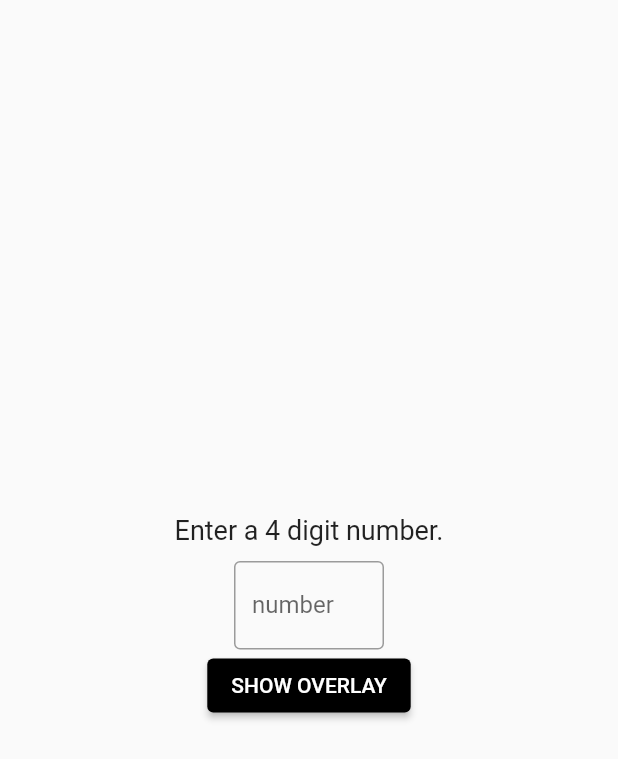
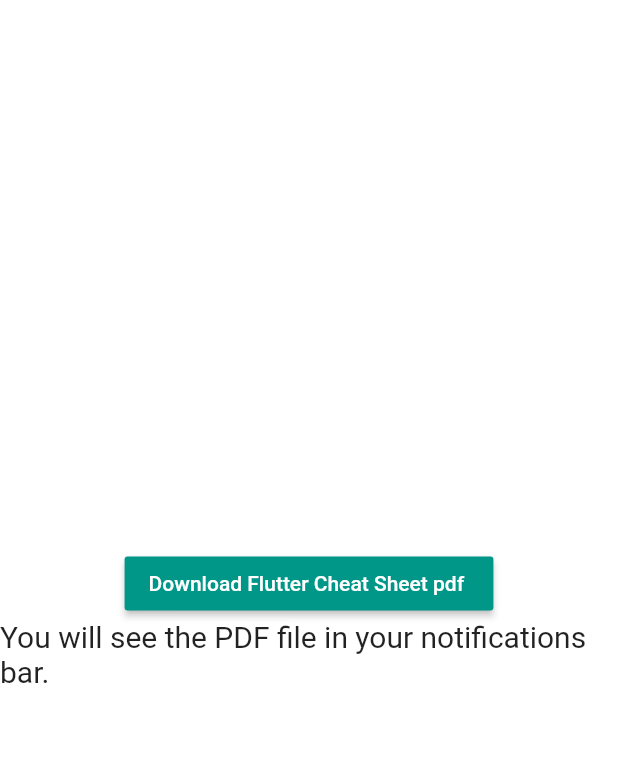
Before and after one commit to Frankdroid7/Flutter-Playground, a Flutter app: the screen it shows after launch, on a phone screen of 412 x 824 dp. Shown: the top 759 px of the screen. Run offline on Flutter 3.47's test engine with Material 2 defaults, Android fonts, the phone set to English and light mode, and no system bars; our stand-ins replace permission_handler, webview_flutter; missing offline and left inert: flutter_downloader, flutter_vlc_player.

Commit message:
Pushed DownloadFilePlayground

```diff
--- a/lib/BottomSheetPlayground/BottomSheetPlayground.dart
+++ b/lib/BottomSheetPlayground/BottomSheetPlayground.dart
@@ -1,6 +1,5 @@
 import 'package:flutter/material.dart';
 import 'package:flutter/services.dart';
-import 'package:flutter_playground/main.dart';
 
 class BottomSheetPlayground extends StatelessWidget {
   final TextEditingController _txtCtrl = TextEditingController();
@@ -79,7 +78,7 @@ revealModalBottomSheet({
         return Builder(
           builder: (context) {
             return Container(
-              height: deviceHeight * i / 10,
+              height: MediaQuery.of(context).size.height * i / 10,
               child: Padding(
                 padding: const EdgeInsets.symmetric(vertical: 12.0),
                 child: Column(
--- /dev/null
+++ b/lib/DownloadFilePlayground/DownloadFilePlayground.dart
@@ -0,0 +1,60 @@
+import 'dart:convert';
+import 'dart:io';
+import 'package:flutter/material.dart';
+import 'package:flutter_downloader/flutter_downloader.dart';
+import 'package:http/http.dart' as http;
+import 'package:path_provider/path_provider.dart';
+import 'package:permission_handler/permission_handler.dart';
+
+class DownloadFilePlayground extends StatefulWidget {
+  @override
+  _DownloadFilePlaygroundState createState() => _DownloadFilePlaygroundState();
+}
+
+class _DownloadFilePlaygroundState extends State<DownloadFilePlayground> {
+  void getStoragePermissionAndDownloadPdf() async {
+    Permission storagePermission = Permission.storage;
+    if (!(await storagePermission.request().isGranted)) {
+      await Permission.storage.request();
+    } else {
+      downloadPdf();
+    }
+  }
+
+  downloadPdf() async {
+    Directory storagePath = await getExternalStorageDirectory();
+
+    await FlutterDownloader.enqueue(
+      url:
+          'https://8eecca5c-3cde-4e9e-81e7-df61f52aabe5.filesusr.com/ugd/f3fda3_f141767d5e8b46869f1fa9393c7c5c83.pdf',
+      savedDir: storagePath.path,
+      fileName: 'Flutter Cheat Sheet.pdf',
+    );
+  }
+
+  @override
+  Widget build(BuildContext context) {
+    return Scaffold(
+      body: Container(
+        color: Colors.white,
+        child: Center(
+          child: Column(
+            mainAxisAlignment: MainAxisAlignment.center,
+            children: [
+              RaisedButton(
+                color: Colors.teal,
+                textColor: Colors.white,
+                onPressed: () => getStoragePermissionAndDownloadPdf(),
+                child: Text('Download Flutter Cheat Sheet pdf '),
+              ),
+              Text(
+                'You will see the PDF file in your notifications bar.',
+                style: TextStyle(fontSize: 20),
+              ),
+            ],
+          ),
+        ),
+      ),
+    );
+  }
+}
--- a/lib/main.dart
+++ b/lib/main.dart
@@ -1,21 +1,19 @@
 import 'package:flutter/material.dart';
+import 'package:flutter_downloader/flutter_downloader.dart';
 import 'package:flutter_playground/BottomSheetPlayground/BottomSheetPlayground.dart';
-import 'package:flutter_playground/VLCPlayer/VlcPlayerExample.dart';
-import 'package:flutter_playground/WebView/WebView.dart';
-import 'package:flutter_playground/WebView/WebView.dart';
+import 'DownloadFilePlayground/DownloadFilePlayground.dart';
 
-import 'OverlayWidgetPlayground/OverlayWidgetPlayground.dart';
-
-void main() => runApp(MaterialApp(home: MyApp()));
-
-double deviceHeight;
-double deviceWidth;
+void main() async {
+  WidgetsFlutterBinding.ensureInitialized();
+  await FlutterDownloader.initialize(
+      debug: true // optional: set false to disable printing logs to console
+      );
+  runApp(MaterialApp(home: MyApp()));
+}
 
 class MyApp extends StatelessWidget {
   @override
   Widget build(BuildContext context) {
-    deviceHeight = MediaQuery.of(context).size.height;
-    deviceWidth = MediaQuery.of(context).size.width;
-    return OverlayWidgetPlayground();
+    return DownloadFilePlayground();
   }
 }
--- a/pubspec.yaml
+++ b/pubspec.yaml
@@ -27,9 +27,15 @@ dependencies:
 
   # The following adds the Cupertino Icons font to your application.
   # Use with the CupertinoIcons class for iOS style icons.
+
+  http:
+  path_provider: ^1.6.28
   cupertino_icons: ^0.1.3
   webview_flutter: ^1.0.7
   flutter_vlc_player: ^4.0.2
+  flutter_downloader: ^1.5.2
+  permission_handler: ^5.1.0+2
+
 
 dev_dependencies:
   flutter_test:
```
Also changed, not shown: pubspec.lock, 4 other files.
